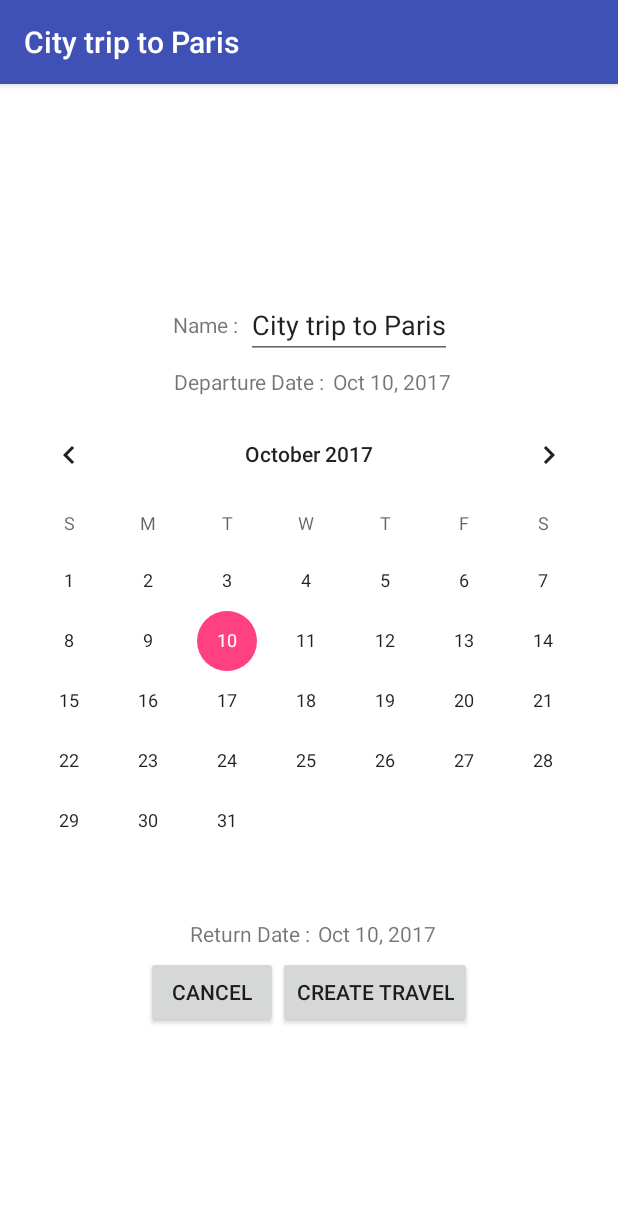
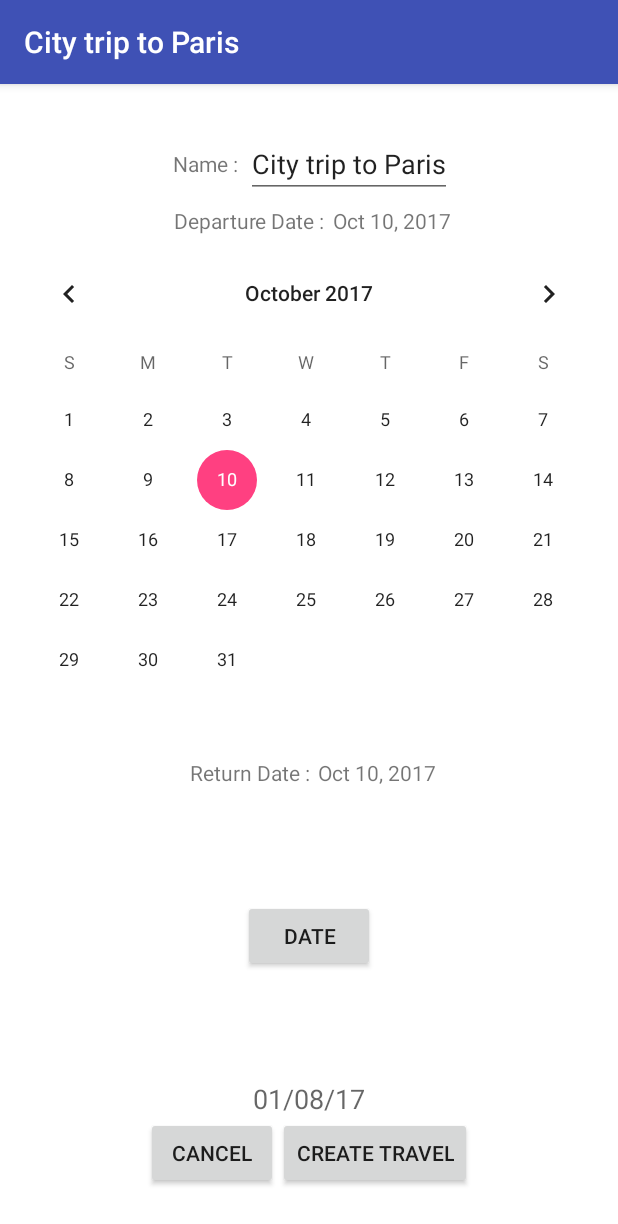
Before and after one commit to Datchik/JourneyDiaries, an Android app: the screen it shows after launch (MainActivity), after a tap on "City trip to Paris", on a phone screen of 412 x 824 dp. Shown: the top 1224 px of the screen. Run offline under Robolectric (Android 15) with nearby library versions, the phone set to English and light mode, and no system bars; our stand-ins replace data binding.

Commit message:
date dialog box - error status work in progress

```diff
--- a/app/src/main/java/com/tpandroid/cpe/journeydiaries/MainActivity.java
+++ b/app/src/main/java/com/tpandroid/cpe/journeydiaries/MainActivity.java
@@ -9,7 +9,22 @@ import android.support.v7.app.AppCompatActivity;
 
 import com.tpandroid.cpe.journeydiaries.databinding.MainActivityBinding;
 
+import java.util.Calendar;
+
+import android.app.DatePickerDialog;
+import android.app.Dialog;
+import android.view.View;
+import android.widget.DatePicker;
+import android.widget.TextView;
+import android.widget.Toast;
+
 public class MainActivity extends AppCompatActivity {
+
+    private DatePicker datePicker;
+    private Calendar calendar;
+    private TextView dateView;
+    private int year, month, day;
+
     private MainActivityBinding binding;
     @Override
     public void onCreate(@Nullable Bundle savedInstanceState) {
@@ -46,4 +61,40 @@ public class MainActivity extends AppCompatActivity {
         transaction.addToBackStack(null);
         transaction.commit();
     }
+
+
+
+
+
+    @SuppressWarnings("deprecation")
+    public void setDate(View view) {
+        showDialog(999);
+        Toast.makeText(getApplicationContext(), "ca",
+                Toast.LENGTH_SHORT)
+                .show();
+    }
+
+    @Override
+    @SuppressWarnings("deprecation")
+    protected Dialog onCreateDialog(int id) {
+        if (id == 999) {
+            return new DatePickerDialog(this,
+                    myDateListener, year, month, day);
+        }
+        return null;
+    }
+
+    private DatePickerDialog.OnDateSetListener myDateListener = new DatePickerDialog.OnDateSetListener() {
+        @Override
+        public void onDateSet(DatePicker arg0, int arg1, int arg2, int arg3) {
+                    // arg1 = year
+                    // arg2 = month
+                    // arg3 = day
+           showDate(arg1, arg2+1, arg3);
+        }
+    };
+
+    private void showDate(int year, int month, int day) {
+        dateView.setText(new StringBuilder().append(day).append("/").append(month).append("/").append(year));
+    }
 }
--- a/app/src/main/res/layout/journey_item.xml
+++ b/app/src/main/res/layout/journey_item.xml
@@ -1,6 +1,5 @@
 <?xml version="1.0" encoding="utf-8"?>
-<layout xmlns:android="http://schemas.android.com/apk/res/android"
-    xmlns:bind="http://schemas.android.com/apk/res-auto">
+<layout xmlns:android="http://schemas.android.com/apk/res/android">
     <data>
         <variable
             name="jvm"
--- a/app/src/main/res/layout/new_journey_fragment.xml
+++ b/app/src/main/res/layout/new_journey_fragment.xml
@@ -76,6 +76,27 @@
                 android:inputType="date" />
         </LinearLayout>
 
+        <Button
+            android:id="@+id/button1"
+            android:layout_width="wrap_content"
+            android:layout_height="wrap_content"
+            android:layout_alignParentTop="true"
+            android:layout_centerHorizontal="true"
+            android:layout_marginTop="70dp"
+            android:onClick="setDate"
+            android:text="date" />
+
+        <TextView
+            android:id="@+id/textView3"
+            android:layout_width="wrap_content"
+            android:layout_height="wrap_content"
+            android:layout_alignRight="@+id/button1"
+            android:layout_below="@+id/textView2"
+            android:layout_marginTop="72dp"
+            android:text="01/08/17"
+            android:textAppearance="?android:attr/textAppearanceMedium" />
+
+
         <LinearLayout
             android:layout_width="match_parent"
             android:layout_height="wrap_content"
```
